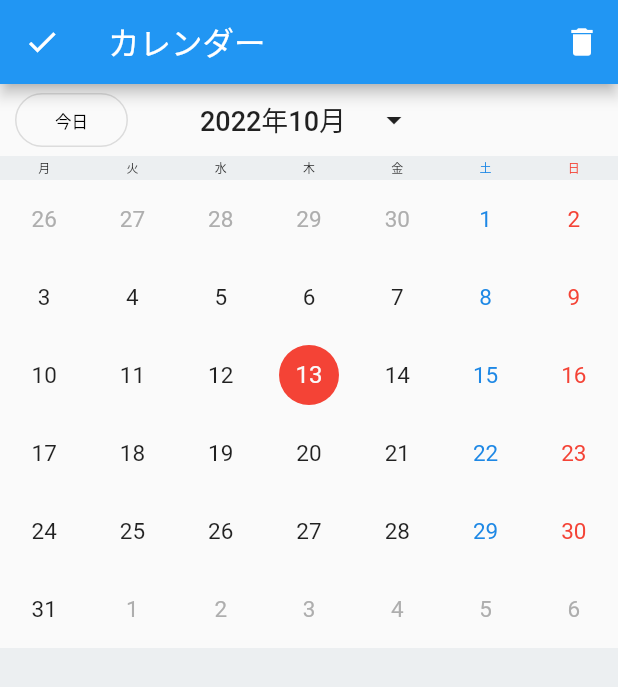
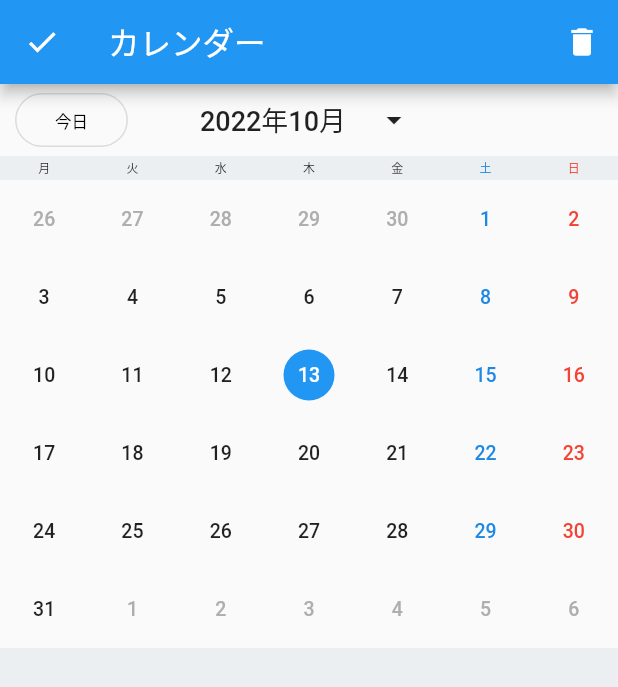
Before and after one commit to sgaku/flutter_intern_test, a Flutter app: the screen it shows after launch, on a phone screen of 412 x 824 dp. Shown: the top 687 px of the screen. Run offline on Flutter 3.47's test engine with Material 2 defaults, Android fonts, the phone set to English and light mode, and no system bars; drawn by our look-alikes of table_calendar; our stand-ins replace adaptive_dialog, drift, flutter_riverpod, freezed_annotation; accounts and stored records are empty; generated files the repository leaves out were written again.

Commit message:
カレンダーのレイアウトを修正

```diff
--- a/lib/view/calendar_view.dart
+++ b/lib/view/calendar_view.dart
@@ -169,12 +169,67 @@ class CalendarViewState extends ConsumerState<CalendarView> {
                   ),
                 );
               },
+              outsideBuilder:  (_, day, focusedDay) {
+                return AnimatedContainer(
+                  duration: const Duration(milliseconds: 250),
+                  margin: EdgeInsets.zero,
+                  alignment: Alignment.center,
+                  child: Text(
+                    day.day.toString(),
+                    style: const TextStyle(
+                      color : Color(0xFFAEAEAE),
+                      fontSize: 13,
+                      fontWeight: FontWeight.w500,
+                    ),
+                  ),
+                );
+              },
               defaultBuilder: (_, day, focusedDay) {
-                return Center(
+                return AnimatedContainer(
+                  duration: const Duration(milliseconds: 250),
+                  margin: EdgeInsets.zero,
+                  alignment: Alignment.center,
                   child: Text(
                     day.day.toString(),
                     style: TextStyle(
+                      fontSize: 13,
+                      fontWeight: FontWeight.w500,
                       color: _textColor(day),
+                    ),
+                  ),
+                );
+              },
+              selectedBuilder: (_, day, focusedDay) {
+                return AnimatedContainer(
+                  duration: const Duration(milliseconds: 250),
+                  margin: const EdgeInsets.all(9),
+                  alignment: Alignment.center,
+                  decoration: _decorationColor(day),
+                  child: Text(
+                    day.day.toString(),
+                    style: TextStyle(
+                      fontSize: 13,
+                      fontWeight: FontWeight.w500,
+                      color: _textColor(day),
+                    ),
+                  ),
+                );
+              },
+              todayBuilder: (_, day, focusedDay) {
+                return AnimatedContainer(
+                  duration: const Duration(milliseconds: 250),
+                  margin: const EdgeInsets.all(9),
+                  alignment: Alignment.center,
+                  decoration: const BoxDecoration(
+                    shape: BoxShape.circle,
+                    color: Colors.blue,
+                  ),
+                  child: Text(
+                    day.day.toString(),
+                    style: const TextStyle(
+                      fontSize: 13,
+                      fontWeight: FontWeight.w500,
+                      color: Colors.white,
                     ),
                   ),
                 );
@@ -191,14 +246,13 @@ class CalendarViewState extends ConsumerState<CalendarView> {
                   fontSize: 7,
                 )),
             calendarStyle: const CalendarStyle(
-                todayDecoration: BoxDecoration(
-                  shape: BoxShape.circle,
-                  color: Colors.blue,
-                ),
-                selectedDecoration: BoxDecoration(
-                  shape: BoxShape.circle,
-                  color: Colors.red,
-                )),
+              markersMaxCount: 1,
+              markerMargin:EdgeInsets.only(top: 3) ,
+              markerSize: 7,
+              todayDecoration: BoxDecoration(
+                color: Colors.transparent,
+              ),
+            ),
           ),
           Expanded(
             child: Container(
@@ -218,7 +272,23 @@ class CalendarViewState extends ConsumerState<CalendarView> {
     if (day.weekday == DateTime.saturday) {
       return Colors.blue[600]!;
     }
+    if (day.day == DateTime.now().day) {
+      return Colors.white;
+    }
     return defaultTextColor;
+  }
+
+  BoxDecoration _decorationColor(DateTime day) {
+    if (day.day == DateTime.now().day) {
+      return const BoxDecoration(
+        shape: BoxShape.circle,
+        color: Colors.blue,
+      );
+    }
+    return const BoxDecoration(
+      shape: BoxShape.circle,
+      color: Colors.transparent,
+    );
   }
 
   ///今表示されている日付と、datePickerで選択した日付を比べて、そこから何ページアニメーションする必要があるかをintで返す
```
Also changed, not shown: lib/view/schedule_edit.dart (+35 -22 lines).
